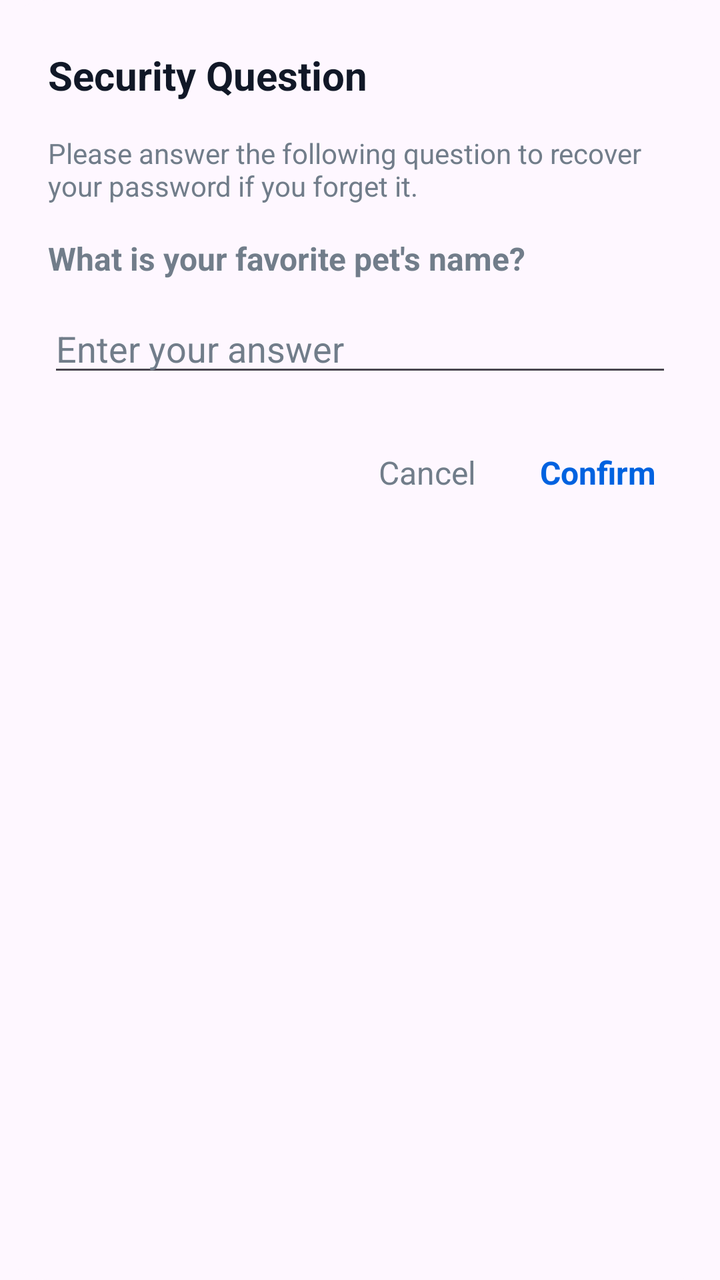
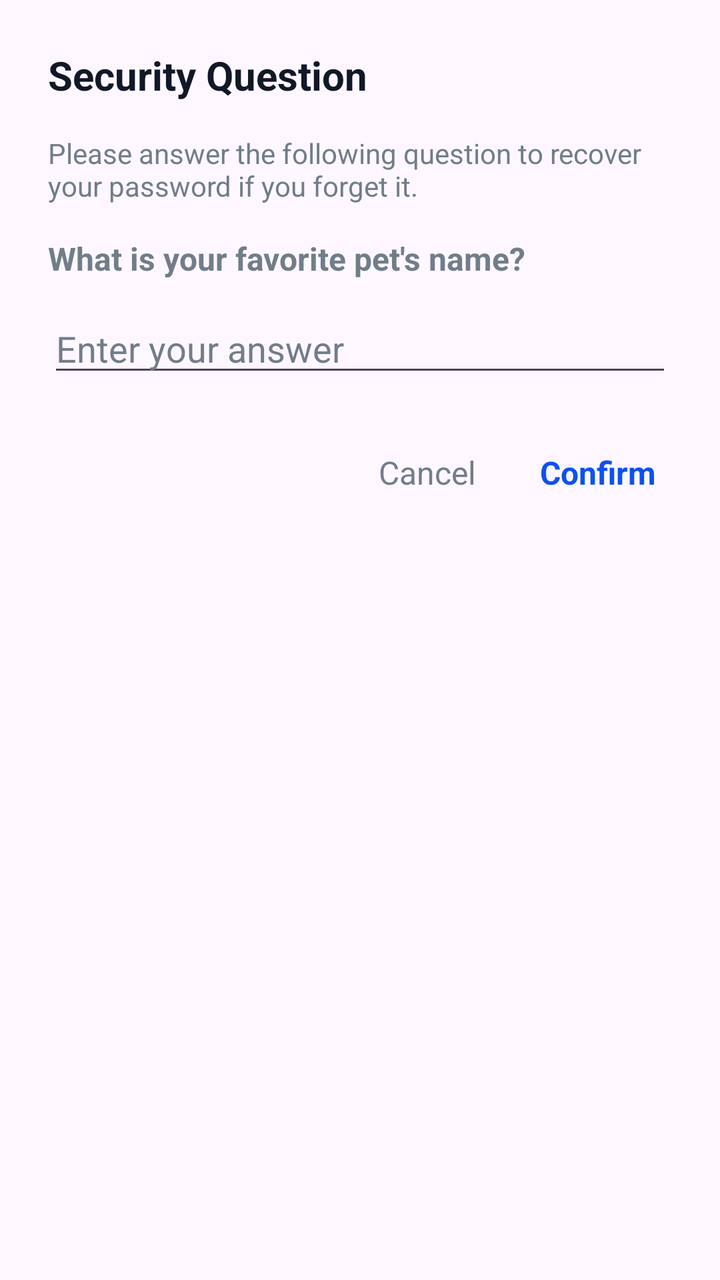

The first picture is an Android layout as it rendered before a commit; the second is the same layout after the commit. The layout source and the unified diff follow.
<!-- AndroidManifest.xml: application theme Theme.GalleryApp -->
<!-- res/layout/dialog_security_question.xml -->
<?xml version="1.0" encoding="utf-8"?>
<LinearLayout xmlns:android="http://schemas.android.com/apk/res/android"
    android:layout_width="match_parent"
    android:layout_height="wrap_content"
    android:orientation="vertical"
    android:padding="24dp"
    android:background="@drawable/bg_dialog_rounded">

    <TextView
        android:id="@+id/tvSecurityTitle"
        android:layout_width="match_parent"
        android:layout_height="wrap_content"
        android:text="@string/security_question"
        android:textColor="@color/lumina_text_title"
        android:textSize="20sp"
        android:textStyle="bold"
        android:layout_marginBottom="16dp" />

    <TextView
        android:id="@+id/tvSecuritySubtitle"
        android:layout_width="match_parent"
        android:layout_height="wrap_content"
        android:text="@string/please_answer_the_following_question_to_recover_your_password_if_you_forget_it"
        android:textColor="@color/lumina_text_secondary"
        android:textSize="14sp"
        android:layout_marginBottom="16dp" />

    <Spinner
        android:id="@+id/spinnerQuestion"
        android:layout_width="match_parent"
        android:layout_height="wrap_content"
        android:layout_marginBottom="12dp"
        android:minHeight="48dp"
        android:background="@android:drawable/btn_dropdown"
        android:visibility="gone" />

    <TextView
        android:id="@+id/tvQuestion"
        android:layout_width="match_parent"
        android:layout_height="wrap_content"
        android:text="What is your favorite pet's name?"
        android:textColor="@color/lumina_text_secondary"
        android:textSize="16sp"
        android:textStyle="bold"
        android:layout_marginBottom="12dp" />

    <EditText
        android:id="@+id/etSecurityAnswer"
        android:layout_width="match_parent"
        android:layout_height="wrap_content"
        android:hint="Enter your answer"
        android:inputType="textPersonName"
        android:maxLines="1"
        android:textColor="@color/lumina_text_title"
        android:textColorHint="@color/lumina_text_secondary"
        android:layout_marginBottom="24dp" />

    <LinearLayout
        android:layout_width="match_parent"
        android:layout_height="wrap_content"
        android:orientation="horizontal"
        android:gravity="end">

        <TextView
            android:id="@+id/btnCancelSecurity"
            android:layout_width="wrap_content"
            android:layout_height="wrap_content"
            android:text="Cancel"
            android:textColor="@color/lumina_text_secondary"
            android:textSize="16sp"
            android:padding="8dp"
            android:background="?attr/selectableItemBackground"
            android:clickable="true"
            android:focusable="true"
            android:layout_marginEnd="16dp" />

        <TextView
            android:id="@+id/btnConfirmSecurity"
            android:layout_width="wrap_content"
            android:layout_height="wrap_content"
            android:text="Confirm"
            android:textColor="@color/lumina_primary"
            android:textSize="16sp"
            android:textStyle="bold"
            android:padding="8dp"
            android:background="?attr/selectableItemBackground"
            android:clickable="true"
            android:focusable="true" />
    </LinearLayout>

</LinearLayout>
<!-- resources referenced by this layout -->
<resources>
  <color name="lumina_primary">#0062E0</color>
  <color name="lumina_text_secondary">#717D8A</color>
  <color name="lumina_text_title">#111827</color>
  <!-- drawable bg_dialog_rounded (drawable) -->
  <?xml version="1.0" encoding="utf-8"?>
  <shape xmlns:android="http://schemas.android.com/apk/res/android"
      android:shape="rectangle">
      <solid android:color="?attr/colorSurface" />
      <corners android:radius="24dp" />
  </shape>
  <string name="please_answer_the_following_question_to_recover_your_password_if_you_forget_it">Please answer the following question to recover your password if you forget it.</string>
  <string name="security_question">Security Question</string>
  <style name="Theme.GalleryApp" parent="Base.Theme.GalleryApp" />
  <style name="Base.Theme.GalleryApp" parent="Theme.Material3.DayNight.NoActionBar">
          <item name="colorPrimary">@color/lumina_primary</item>
          <item name="colorControlActivated">@color/lumina_primary</item>
      </style>
</resources>

<!-- the commit's change to res/layout/dialog_security_question.xml (unified diff, before → after) -->
@@ -79,7 +79,7 @@
             android:layout_width="wrap_content"
             android:layout_height="wrap_content"
             android:text="Confirm"
-            android:textColor="@color/lumina_primary"
+            android:textColor="@color/accent_main"
             android:textSize="16sp"
             android:textStyle="bold"
             android:padding="8dp"
<!-- resource entries referenced after the edit -->
@@ -1,5 +1,6 @@
 <!-- resources referenced by this layout -->
 <resources>
+  <color name="accent_main">#0d51ef</color>
   <color name="lumina_primary">#0062E0</color>
   <color name="lumina_text_secondary">#717D8A</color>
   <color name="lumina_text_title">#111827</color>
